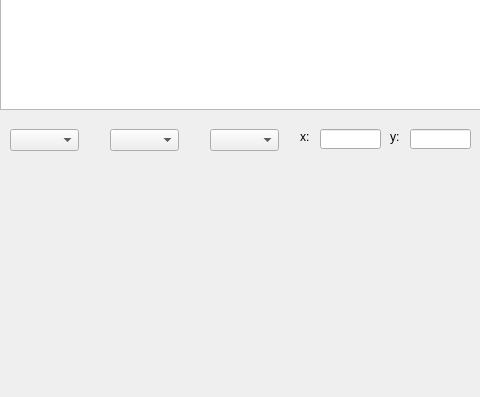
Qt form osd/wallwnd.ui (jpcstpj7281/gameseer) before a commit; both pictures show x 0 to 480 and y 371 to 768 of the 1024 by 768 pixel window.
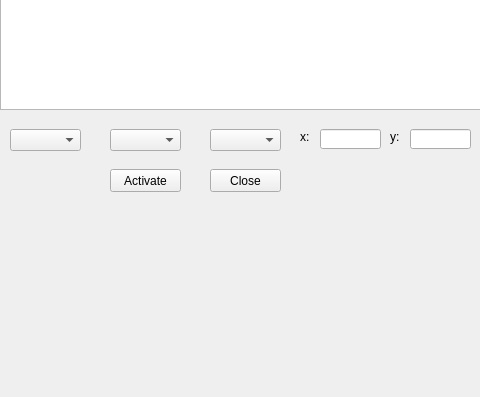
The same form after that commit.

Commit message: more wnd ring logic

Diff of the .ui file:
```diff
--- a/osd/wallwnd.ui
+++ b/osd/wallwnd.ui
@@ -24,7 +24,7 @@
     <rect>
      <x>10</x>
      <y>500</y>
-     <width>69</width>
+     <width>71</width>
      <height>22</height>
     </rect>
    </property>
@@ -34,7 +34,7 @@
     <rect>
      <x>110</x>
      <y>500</y>
-     <width>69</width>
+     <width>71</width>
      <height>22</height>
     </rect>
    </property>
@@ -44,7 +44,7 @@
     <rect>
      <x>210</x>
      <y>500</y>
-     <width>69</width>
+     <width>71</width>
      <height>22</height>
     </rect>
    </property>
@@ -249,6 +249,32 @@
     <string>ah:</string>
    </property>
   </widget>
+  <widget class="QPushButton" name="pbUseRing">
+   <property name="geometry">
+    <rect>
+     <x>110</x>
+     <y>540</y>
+     <width>71</width>
+     <height>23</height>
+    </rect>
+   </property>
+   <property name="text">
+    <string>Activate</string>
+   </property>
+  </widget>
+  <widget class="QPushButton" name="pbCloseWnd">
+   <property name="geometry">
+    <rect>
+     <x>210</x>
+     <y>540</y>
+     <width>71</width>
+     <height>23</height>
+    </rect>
+   </property>
+   <property name="text">
+    <string>Close</string>
+   </property>
+  </widget>
  </widget>
  <resources/>
  <connections/>
```
The commit also changes 13 other files.
